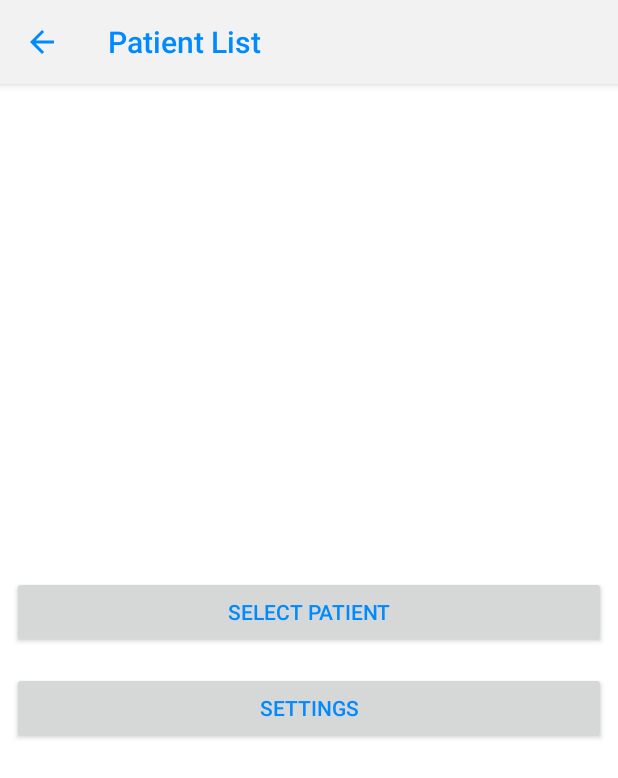
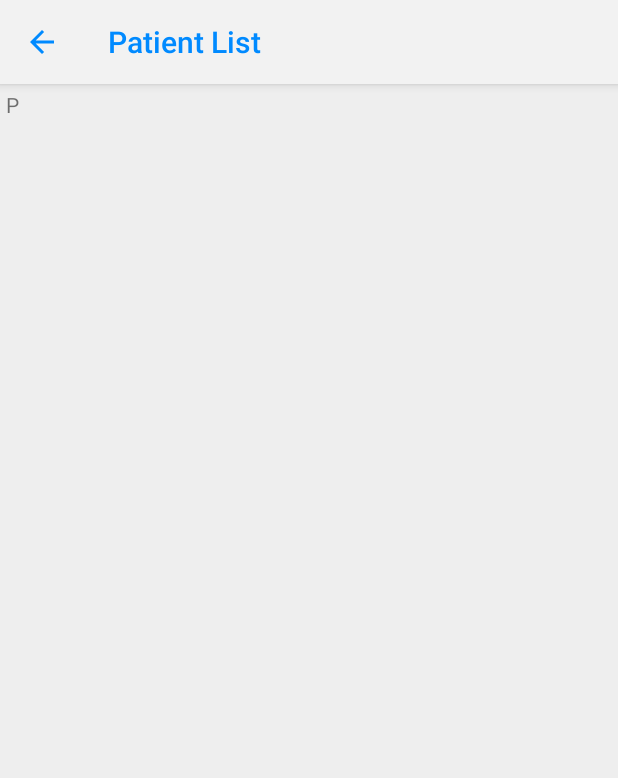
Before and after one commit to testacnt145/waterphobiavrdr, an Android app: the PatientListActivity screen opened directly, with no data from a screen before it, on a phone screen of 412 x 824 dp. Shown: the top 778 px of the screen. Run offline under Robolectric (Android 15) with nearby library versions, the phone set to English and light mode, and no system bars; our stand-ins replace Firebase (no records; nobody signed in at launch, a user with empty details on screens opened directly), Timber, data binding.

Commit message:
[1.0][1000] [select patient] listing

```diff
--- a/app/src/main/java/com/waterphobiadr/ui/feature/patientlist/PatientListActivity.java
+++ b/app/src/main/java/com/waterphobiadr/ui/feature/patientlist/PatientListActivity.java
@@ -3,14 +3,16 @@ package com.waterphobiadr.ui.feature.patientlist;
 import android.databinding.DataBindingUtil;
 import android.os.Bundle;
 import android.support.v7.app.ActionBar;
+import android.support.v7.widget.LinearLayoutManager;
 import android.view.MenuItem;
-import android.view.View;
-import android.widget.Toast;
 import com.waterphobiadr.App;
 import com.waterphobiadr.R;
 import com.waterphobiadr.data.Repository;
+import com.waterphobiadr.data.remote.model.Patient;
 import com.waterphobiadr.databinding.ActivityPatientListBinding;
 import com.waterphobiadr.ui.base.BaseActivity;
+import com.waterphobiadr.ui.feature.patientlist.adapter.PatientAdapter;
+import java.util.ArrayList;
 import javax.inject.Inject;
 /*
  * Created by shayan.rais on 20/12/2017.
@@ -23,6 +25,8 @@ public class PatientListActivity extends BaseActivity implements PatientListCont
     @Inject
     Repository repository;
     PatientListPresenter presenter;
+
+    private PatientAdapter adapter;
 
     @Override
     protected void onCreate(Bundle savedInstanceState) {
@@ -55,21 +59,17 @@ public class PatientListActivity extends BaseActivity implements PatientListCont
 
     @Override
     public void setupLayout() {
+        ArrayList<Patient> data = new ArrayList();
+        Patient p = new Patient();
+        p.name = "P";
+        data.add(p);
+        adapter = new PatientAdapter(this, data);
+        LinearLayoutManager layoutManager = new LinearLayoutManager(this, LinearLayoutManager.VERTICAL, false);
+        binding.recycler.setAdapter(adapter);
+        binding.recycler.setLayoutManager(layoutManager);
     }
 
     @Override
     public void setupClickListeners() {
-        binding.patient.setOnClickListener(new View.OnClickListener() {
-            @Override
-            public void onClick(View view) {
-                Toast.makeText(PatientListActivity.this, "Patient Clicked", Toast.LENGTH_SHORT).show();
-            }
-        });
-        binding.settings.setOnClickListener(new View.OnClickListener() {
-            @Override
-            public void onClick(View view) {
-                Toast.makeText(PatientListActivity.this, "Settings Clicked", Toast.LENGTH_SHORT).show();
-            }
-        });
     }
 }
--- /dev/null
+++ b/app/src/main/java/com/waterphobiadr/ui/feature/patientlist/adapter/PatientAdapter.java
@@ -0,0 +1,85 @@
+package com.waterphobiadr.ui.feature.patientlist.adapter;
+
+import android.content.Context;
+import android.databinding.DataBindingUtil;
+import android.support.annotation.NonNull;
+import android.support.v7.widget.RecyclerView;
+import android.view.LayoutInflater;
+import android.view.View;
+import android.view.ViewGroup;
+import com.waterphobiadr.R;
+import com.waterphobiadr.data.remote.model.Patient;
+import com.waterphobiadr.databinding.ItemPatientBinding;
+import java.util.ArrayList;
+/*
+ * Created by shayan.rais on 12/12/2017.
+ */
+
+public class PatientAdapter extends RecyclerView.Adapter<PatientAdapter.MyViewHolder> {
+
+    private ArrayList<Patient> data;
+    private Context context;
+
+    public PatientAdapter(Context context, ArrayList<Patient> data) {
+        this.context = context;
+        this.data = data;
+        setHasStableIds(true);
+    }
+
+    @NonNull
+    @Override
+    public MyViewHolder onCreateViewHolder(@NonNull ViewGroup parent, int viewType) {
+        LayoutInflater layoutInflater = LayoutInflater.from(parent.getContext());
+        ItemPatientBinding binding = DataBindingUtil.inflate(layoutInflater, R.layout.item_patient, parent, false);
+        return new MyViewHolder(binding);
+    }
+
+    @Override
+    public long getItemId(int position) {
+        return position;
+    }
+
+    @Override
+    public int getItemViewType(int position) {
+        return position;
+    }
+
+    @Override
+    public int getItemCount() {
+        return data.size();
+    }
+
+    //______________________________________________________________________________________________
+    @Override
+    public void onBindViewHolder(@NonNull MyViewHolder holder, int position) {
+        Patient item = data.get(position);
+        holder.bind(item, position);
+        updateUI(holder, item, position);
+        clickListeners(holder, item);
+    }
+
+    private void updateUI(MyViewHolder holder, Patient item, int position) {
+
+    }
+
+    private void clickListeners(MyViewHolder holder, final Patient segment) {
+        holder.binding.getRoot().setOnClickListener(new View.OnClickListener() {
+            @Override
+            public void onClick(View view) {
+            }
+        });
+    }
+
+    //______________________________________________________________________________________________
+    class MyViewHolder extends RecyclerView.ViewHolder {
+        private final ItemPatientBinding binding;
+        MyViewHolder(ItemPatientBinding binding) {
+            super(binding.getRoot());
+            this.binding = binding;
+        }
+        void bind(Patient item, final int position) {
+            binding.setPatient(item);
+            binding.executePendingBindings();
+        }
+    }
+}
--- a/app/src/main/res/layout/activity_patient_list.xml
+++ b/app/src/main/res/layout/activity_patient_list.xml
@@ -1,12 +1,10 @@
 <?xml version="1.0" encoding="utf-8"?>
 <layout xmlns:android="http://schemas.android.com/apk/res/android"
-    xmlns:tools="http://schemas.android.com/tools">
-    <LinearLayout
+    xmlns:app="http://schemas.android.com/apk/res-auto">
+    <android.support.design.widget.CoordinatorLayout
+        android:background="@color/activity_background"
         android:layout_width="match_parent"
-        android:layout_height="match_parent"
-        android:orientation="vertical"
-        android:background="@android:color/white"
-        tools:context=".ui.feature.about.AboutActivity">
+        android:layout_height="match_parent">
         <android.support.design.widget.AppBarLayout
             android:layout_width="match_parent"
             android:layout_height="wrap_content">
@@ -16,24 +14,11 @@
                 android:layout_height="wrap_content"
                 android:background="@color/colorPrimary" />
         </android.support.design.widget.AppBarLayout>
-        <LinearLayout
+        <android.support.v7.widget.RecyclerView
+            android:id="@id/recycler"
             android:layout_width="match_parent"
             android:layout_height="match_parent"
-            android:gravity="center"
-            android:orientation="vertical">
-            <Button
-                android:id="@id/patient"
-                android:layout_width="match_parent"
-                android:layout_height="wrap_content"
-                android:layout_margin="8dp"
-                android:text="@string/select_patient"/>
-            <Button
-                android:id="@id/settings"
-                android:layout_width="match_parent"
-                android:layout_height="wrap_content"
-                android:layout_margin="8dp"
-                android:text="@string/settings"/>
-        </LinearLayout>
+            app:layout_behavior="@string/appbar_scrolling_view_behavior"/>
 
-    </LinearLayout>
+    </android.support.design.widget.CoordinatorLayout>
 </layout>
--- /dev/null
+++ b/app/src/main/res/layout/item_patient.xml
@@ -0,0 +1,22 @@
+<?xml version="1.0" encoding="utf-8"?>
+<layout
+    xmlns:android="http://schemas.android.com/apk/res/android">
+    <data>
+        <variable
+            name="patient"
+            type="com.waterphobiadr.data.remote.model.Patient"/>
+    </data>
+    <RelativeLayout
+        android:layout_width="wrap_content"
+        android:layout_height="wrap_content"
+        android:foreground="?android:attr/selectableItemBackground">
+        <android.support.v7.widget.AppCompatTextView
+            android:layout_width="match_parent"
+            android:layout_height="wrap_content"
+            android:text="@{patient.name}"
+            android:layout_marginTop="4dp"
+            android:layout_marginBottom="4dp"
+            android:layout_marginLeft="4dp"
+            android:layout_marginRight="4dp" />
+    </RelativeLayout>
+</layout>
--- a/app/src/main/res/values/colors.xml
+++ b/app/src/main/res/values/colors.xml
@@ -7,5 +7,6 @@
     <color name="textColorPrimary">@color/appLogo</color>
     <color name="appLogo">#ff008aff</color>
 
+    <color name="activity_background">#ffeeeeee</color>
     <color name="buttonLabel">#d3d3d3</color>
 </resources>
--- a/app/src/main/res/values/ids.xml
+++ b/app/src/main/res/values/ids.xml
@@ -3,4 +3,5 @@
     <item name="toolbar" type="id" />
     <item name="patient" type="id" />
     <item name="settings" type="id" />
+    <item name="recycler" type="id" />
 </resources>
```
